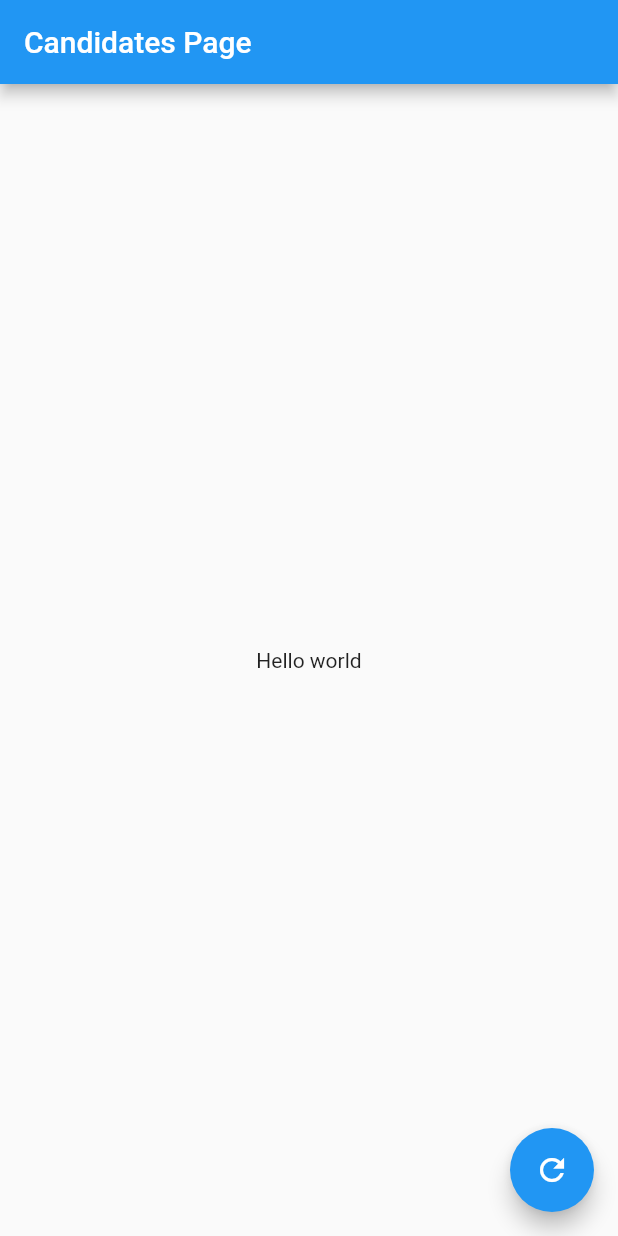
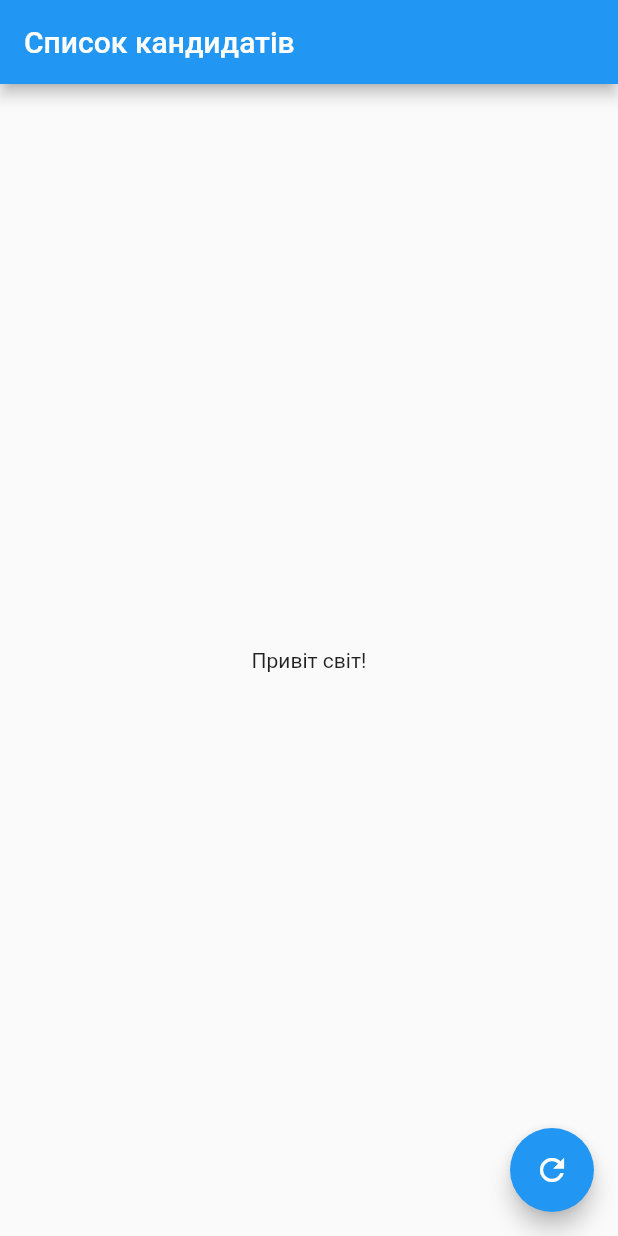
Before and after one commit to RED-offline/employee_app2, a Flutter app: the screen it shows after launch, on a phone screen of 412 x 824 dp. Run offline on Flutter 3.47's test engine with Material 2 defaults, Android fonts, the phone set to English and light mode, and no system bars; our stand-ins replace bloc, flutter_bloc; generated files the repository leaves out were written again.

Commit message:
feat: add localization for appBar title and body text

```diff
--- a/lib/app/view/app.dart
+++ b/lib/app/view/app.dart
@@ -1,7 +1,6 @@
 import 'package:employee_app2/features/candidates_list/presentation/candidate_list_module.dart';
+import 'package:employee_app2/l10n/l10n.dart';
 import 'package:flutter/material.dart';
-
-import 'package:employee_app2/l10n/l10n.dart';
 
 class App extends StatelessWidget {
   const App({super.key});
@@ -11,6 +10,7 @@ class App extends StatelessWidget {
     return const MaterialApp(
       localizationsDelegates: AppLocalizations.localizationsDelegates,
       supportedLocales: AppLocalizations.supportedLocales,
+      locale: Locale('uk'),
       home: CandidateListModule(),
     );
   }
--- a/lib/features/candidates_list/presentation/candidate_list_page.dart
+++ b/lib/features/candidates_list/presentation/candidate_list_page.dart
@@ -1,4 +1,5 @@
 import 'package:employee_app2/features/candidates_list/domain/candidate_list_cubit.dart';
+import 'package:employee_app2/l10n/l10n.dart';
 import 'package:flutter/material.dart';
 import 'package:flutter_bloc/flutter_bloc.dart';
 
@@ -7,14 +8,16 @@ class CandidateListPage extends StatelessWidget {
 
   @override
   Widget build(BuildContext context) {
+    final l10n = context.l10n;
+
     return BlocBuilder<CandidateListCubit, CandidateListState>(
       builder: (context, state) {
         return Scaffold(
           appBar: AppBar(
-            title: const Text('Candidates Page'),
+            title: Text(l10n.counterAppBarTitle),
           ),
-          body: const Center(
-            child: Text('Hello world'),
+          body: Center(
+            child: Text(l10n.bodyText),
           ),
           floatingActionButton: FloatingActionButton(
             onPressed: context.read<CandidateListCubit>().loadInitialData,
--- /dev/null
+++ b/lib/l10n/arb/app_uk.arb
@@ -0,0 +1,8 @@
+{
+    "@@locale": "uk",
+    "counterAppBarTitle": "Список кандидатів",
+
+    "bodyText": "Привіт світ!"
+
+
+}
```
Also changed, not shown: lib/l10n/arb/app_en.arb (+5 -4 lines).
